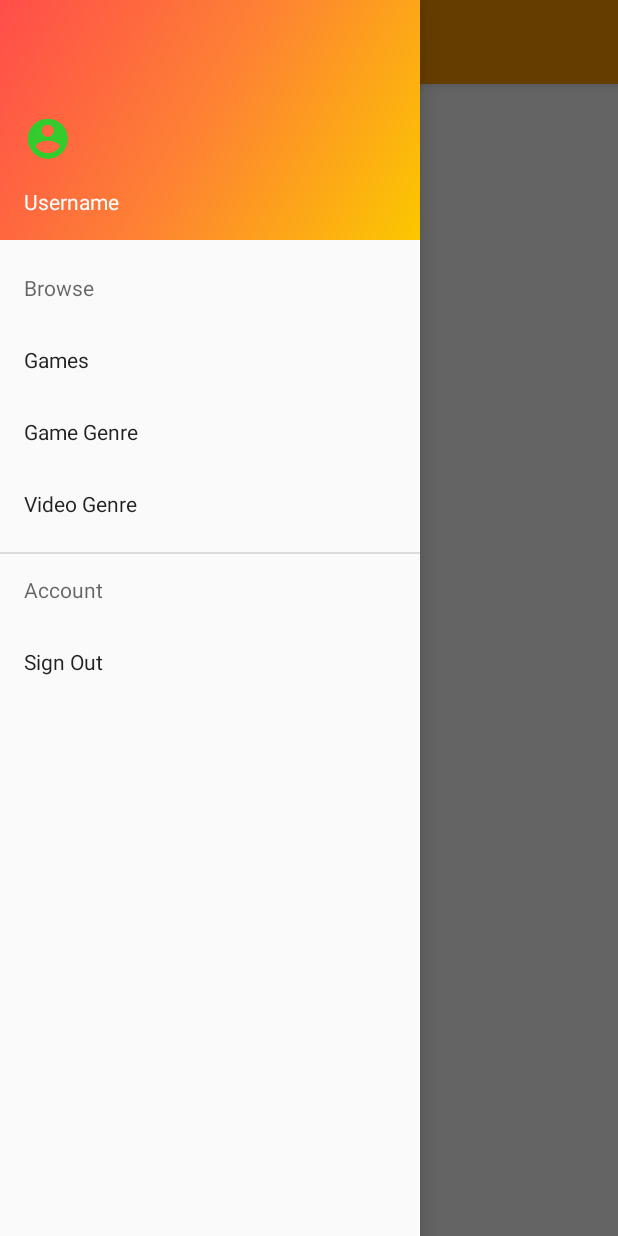
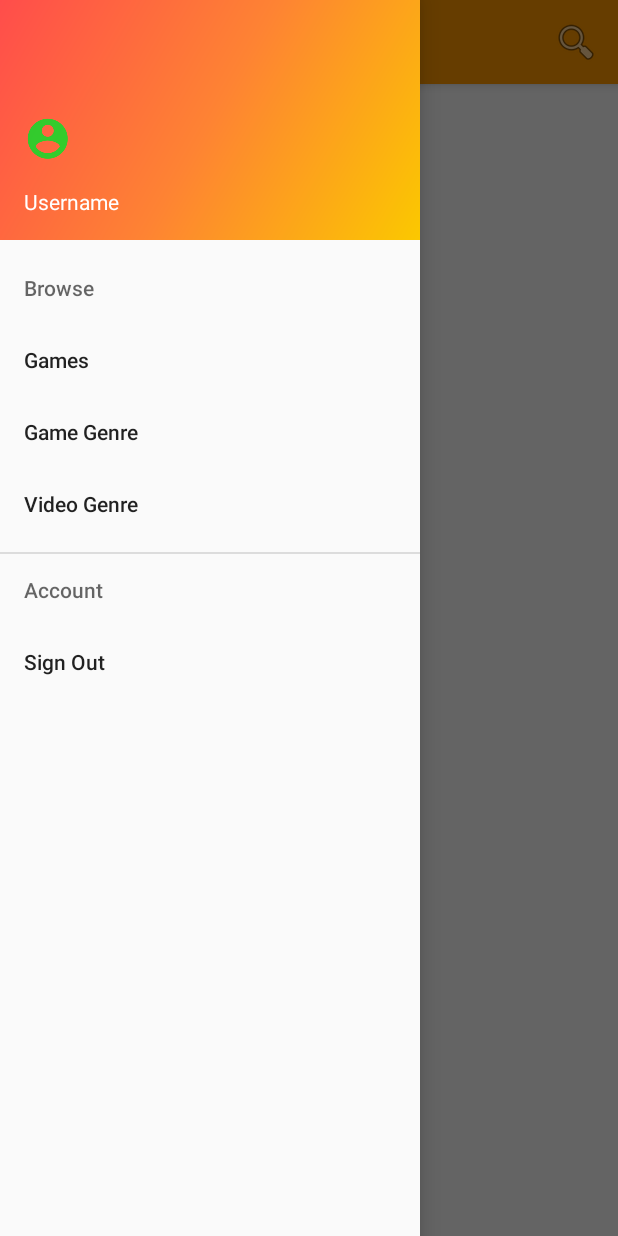
Before and after one commit to itsnotafake/AMain, an Android app: the screen it shows after launch (MainActivity), with the side drawer open, on a phone screen of 412 x 824 dp. Run offline under Robolectric (Android 15) with nearby library versions, the phone set to English and light mode, and no system bars; our stand-ins replace Firebase (no records; nobody signed in at launch, a user with empty details on screens opened directly); libraries missing offline, so code that uses them is left out: com.firebase.ui; 1 statement that could not run was skipped.

Commit message:
feat
added searchview to actionbar

```diff
--- a/Atakr/app/src/main/java/templar/atakr/MainActivity.java
+++ b/Atakr/app/src/main/java/templar/atakr/MainActivity.java
@@ -1,20 +1,16 @@
 package templar.atakr;
 
 import android.app.Activity;
-import android.content.Context;
-import android.os.Build;
 import android.os.Bundle;
 import android.support.annotation.NonNull;
 import android.support.design.widget.NavigationView;
-import android.support.v4.app.FragmentActivity;
 import android.support.v4.view.GravityCompat;
 import android.support.v4.widget.DrawerLayout;
 import android.support.v7.app.ActionBarDrawerToggle;
+import android.support.v7.app.AppCompatActivity;
 import android.support.v7.widget.Toolbar;
 import android.view.Menu;
 import android.view.MenuItem;
-import android.view.View;
-import android.widget.ListView;
 
 import com.firebase.ui.auth.AuthUI;
 import com.google.firebase.auth.FirebaseAuth;
@@ -26,7 +22,7 @@ import java.util.Arrays;
  * Created by Devin on 2/20/2017.
  */
 
-public class MainActivity extends FragmentActivity {
+public class MainActivity extends AppCompatActivity {
     private static final String TAG = MainActivity.class.getSimpleName();
 
     private static final int RC_SIGN_IN = 111;
@@ -52,9 +48,8 @@ public class MainActivity extends FragmentActivity {
         //Firebase Variable initialization
         initializeAuthStateListener();
 
-        //Drawer related stuff
+        //Drawer&Toolbar related initialization
         initializeDrawer();
-
     }
 
     @Override
@@ -67,6 +62,24 @@ public class MainActivity extends FragmentActivity {
     protected void onPause(){
         super.onPause();
         mFirebaseAuth.removeAuthStateListener(mAuthStateListener);
+    }
+
+    @Override
+    public boolean onCreateOptionsMenu(Menu menu){
+        //Inflate the main_menu; adding items to action bar if present
+        getMenuInflater().inflate(R.menu.main_menu, menu);
+        return true;
+    }
+
+    @Override
+    public boolean onOptionsItemSelected(MenuItem menuItem){
+        int id = menuItem.getItemId();
+        switch(id){
+            case(R.id.toolbar_search):
+                //TODO
+            default:
+                return true;
+        }
     }
 
     @Override
@@ -107,6 +120,9 @@ public class MainActivity extends FragmentActivity {
     private void initializeDrawer(){
         mDrawerLayout = (DrawerLayout) findViewById(R.id.main_drawer_layout);
         mToolbar = (Toolbar) findViewById(R.id.main_activity_toolbar);
+        setSupportActionBar(mToolbar);
+        getSupportActionBar().setDisplayShowTitleEnabled(false);
+        mToolbar.setLogo(R.mipmap.atakr_logo2);
         mDrawerToggle = new ActionBarDrawerToggle(
                 this,
                 mDrawerLayout,
--- a/Atakr/app/src/main/res/layout/main_activity.xml
+++ b/Atakr/app/src/main/res/layout/main_activity.xml
@@ -15,6 +15,7 @@
         <android.support.design.widget.AppBarLayout
             android:layout_width="match_parent"
             android:layout_height="wrap_content"
+            android:elevation="4dp"
             android:theme="@style/AppTheme.AppBarOverlay">
 
             <android.support.v7.widget.Toolbar
--- /dev/null
+++ b/Atakr/app/src/main/res/menu/main_menu.xml
@@ -0,0 +1,12 @@
+<?xml version="1.0" encoding="utf-8"?>
+<menu xmlns:android="http://schemas.android.com/apk/res/android"
+    xmlns:atakr="http://schemas.android.com/apk/res-auto"
+    xmlns:app="http://schemas.android.com/tools">
+
+    <item
+        android:id="@+id/toolbar_search"
+        android:title="@string/toolbar_search"
+        android:icon="@android:drawable/ic_menu_search"
+        atakr:showAsAction="collapseActionView|ifRoom"
+        atakr:actionViewClass="android.support.v7.widget.SearchView"/>
+</menu>
--- a/Atakr/app/src/main/res/values/strings.xml
+++ b/Atakr/app/src/main/res/values/strings.xml
@@ -8,6 +8,7 @@
     <string name="main_navigation_icon_CD">Your Profile Picture</string>
 
     <string name="action_settings">Title</string>
+    <string name="toolbar_search">Search</string>
     <string name="navigation_menu_browse">Browse</string>
     <string name="navigation_menu_games">Games</string>
     <string name="navigation_menu_game_genre">Game Genre</string>
--- a/Atakr/app/src/main/res/values/styles.xml
+++ b/Atakr/app/src/main/res/values/styles.xml
@@ -1,7 +1,7 @@
 <resources>
 
     <!-- Base application theme. -->
-    <style name="AppTheme" parent="Theme.AppCompat.Light.DarkActionBar">
+    <style name="AppTheme" parent="Theme.AppCompat.Light.NoActionBar">
         <!-- Customize your theme here. -->
         <item name="colorPrimary">@color/colorPrimary</item>
         <item name="colorPrimaryDark">@color/colorPrimaryDark</item>
```
Also changed, not shown: Atakr/app/src/main/res/menu/menu.xml (deleted, +0 -12 lines), Atakr/app/src/main/res/drawable-hdpi/ic_search.png (added), Atakr/app/src/main/res/drawable-mdpi/ic_search.png (added), Atakr/app/src/main/res/drawable-xhdpi/ic_search.png (added), Atakr/app/src/main/res/drawable-xxhdpi/ic_search.png (added).
